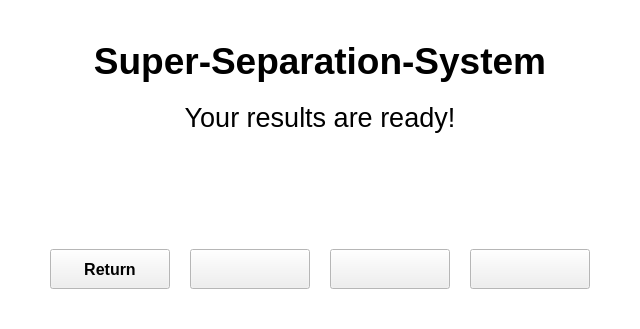
First picture: the form in generated/ui/sss_init_8_save.ui, repository pkrucz00/super-separation-system, before the edit.
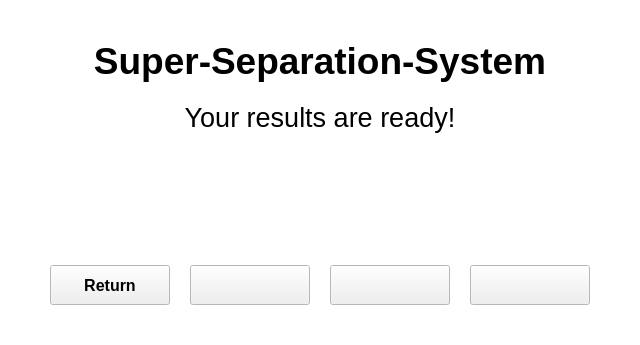
Second picture: the form after the edit.

```diff
--- a/generated/ui/sss_init_8_save.ui
+++ b/generated/ui/sss_init_8_save.ui
@@ -7,7 +7,7 @@
     <x>0</x>
     <y>0</y>
     <width>640</width>
-    <height>329</height>
+    <height>345</height>
    </rect>
   </property>
   <property name="sizePolicy">
```
Left out of the diff: 22 changed lines with no effect on the pictures.
